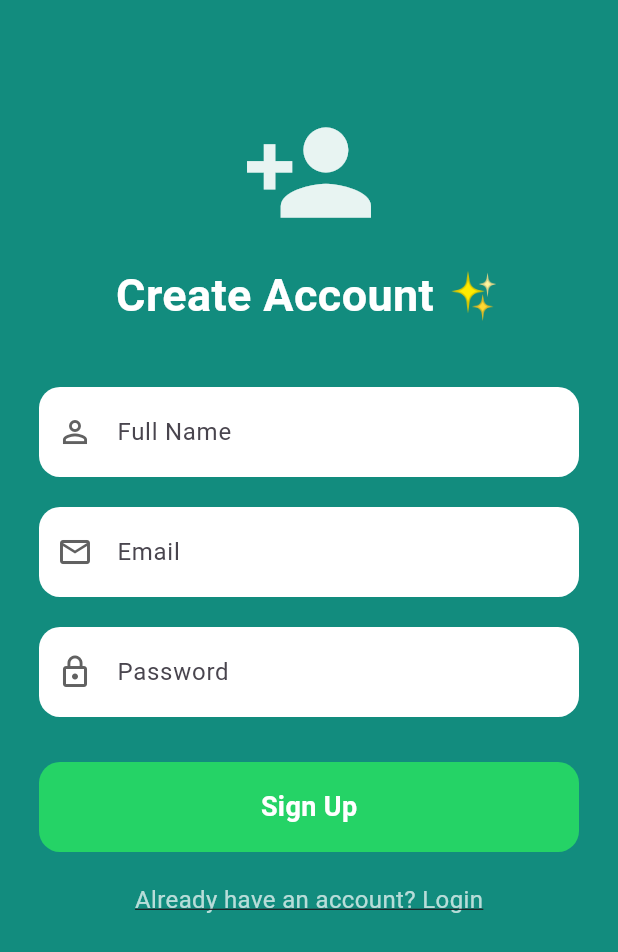
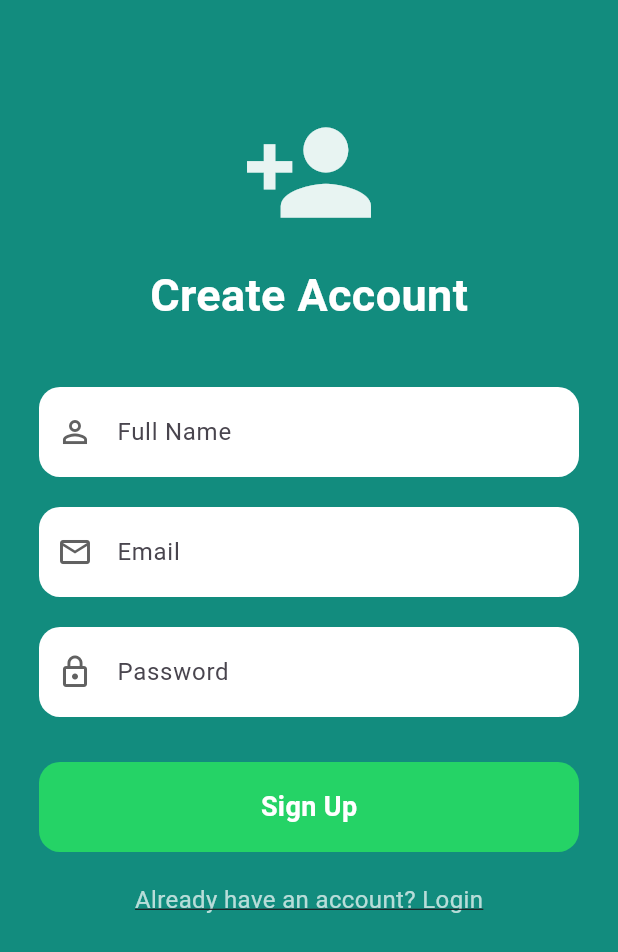
Before and after one commit to MuhammadHassan0184/MWhatsApp, a Flutter app: the screen it shows after launch, after a tap on "Create new account", on a phone screen of 412 x 824 dp. Shown: the top 952 px of the screen. Run offline on Flutter 3.47's test engine with Material 3 defaults, Android fonts, the light colour scheme and no system bars; our stand-ins replace cloud_firestore, firebase_auth, firebase_core; accounts and stored records are empty; network calls fail.

Commit message:
update files

```diff
--- a/lib/screens/login_screen.dart
+++ b/lib/screens/login_screen.dart
@@ -1,3 +1,5 @@
+// ignore_for_file: deprecated_member_use
+
 import 'package:mwhatsapp/controllers/login_controller.dart';
 import 'package:mwhatsapp/screens/signup_screen.dart';
 import 'package:flutter/material.dart';
@@ -32,7 +34,7 @@ class LoginScreen extends StatelessWidget {
 
               const Center(
                 child: Text(
-                  "Welcome Back 👋",
+                  "Welcome Back",
                   style: TextStyle(
                     color: Colors.white,
                     fontSize: 30,
@@ -102,7 +104,7 @@ class LoginScreen extends StatelessWidget {
                     ),
                   ),
                 ),
-              )
+              ),
             ],
           ),
         ),
@@ -110,8 +112,12 @@ class LoginScreen extends StatelessWidget {
     );
   }
 
-  Widget _inputField(TextEditingController ctrl, String text, IconData icon,
-      {bool isPassword = false}) {
+  Widget _inputField(
+    TextEditingController ctrl,
+    String text,
+    IconData icon, {
+    bool isPassword = false,
+  }) {
     return Container(
       decoration: BoxDecoration(
         color: Colors.white,
@@ -124,8 +130,10 @@ class LoginScreen extends StatelessWidget {
           hintText: text,
           prefixIcon: Icon(icon, color: Colors.grey[700]),
           border: InputBorder.none,
-          contentPadding:
-              const EdgeInsets.symmetric(vertical: 18, horizontal: 20),
+          contentPadding: const EdgeInsets.symmetric(
+            vertical: 18,
+            horizontal: 20,
+          ),
         ),
       ),
     );
--- a/lib/screens/signup_screen.dart
+++ b/lib/screens/signup_screen.dart
@@ -17,7 +17,7 @@ class SignupScreen extends StatelessWidget {
           child: Column(
             crossAxisAlignment: CrossAxisAlignment.start,
             children: [
-             SizedBox(height: 30),
+              SizedBox(height: 30),
 
               Center(
                 child: Icon(
@@ -32,7 +32,7 @@ class SignupScreen extends StatelessWidget {
 
               const Center(
                 child: Text(
-                  "Create Account ✨",
+                  "Create Account",
                   style: TextStyle(
                     color: Colors.white,
                     fontSize: 30,
@@ -117,8 +117,12 @@ class SignupScreen extends StatelessWidget {
     );
   }
 
-  Widget _inputField(TextEditingController ctrl, String text, IconData icon,
-      {bool isPassword = false}) {
+  Widget _inputField(
+    TextEditingController ctrl,
+    String text,
+    IconData icon, {
+    bool isPassword = false,
+  }) {
     return Container(
       decoration: BoxDecoration(
         color: Colors.white,
@@ -131,8 +135,10 @@ class SignupScreen extends StatelessWidget {
           hintText: text,
           prefixIcon: Icon(icon, color: Colors.grey[700]),
           border: InputBorder.none,
-          contentPadding:
-              const EdgeInsets.symmetric(vertical: 18, horizontal: 20),
+          contentPadding: const EdgeInsets.symmetric(
+            vertical: 18,
+            horizontal: 20,
+          ),
         ),
       ),
     );
```
Also changed, not shown: lib/screens/archive_screen.dart (added, +99 -0 lines), lib/screens/chat_screen.dart (+29 -14 lines), lib/screens/home_screen.dart (+94 -35 lines), lib/main.dart (line endings or trailing spaces), pubspec.lock, 1 other file.
